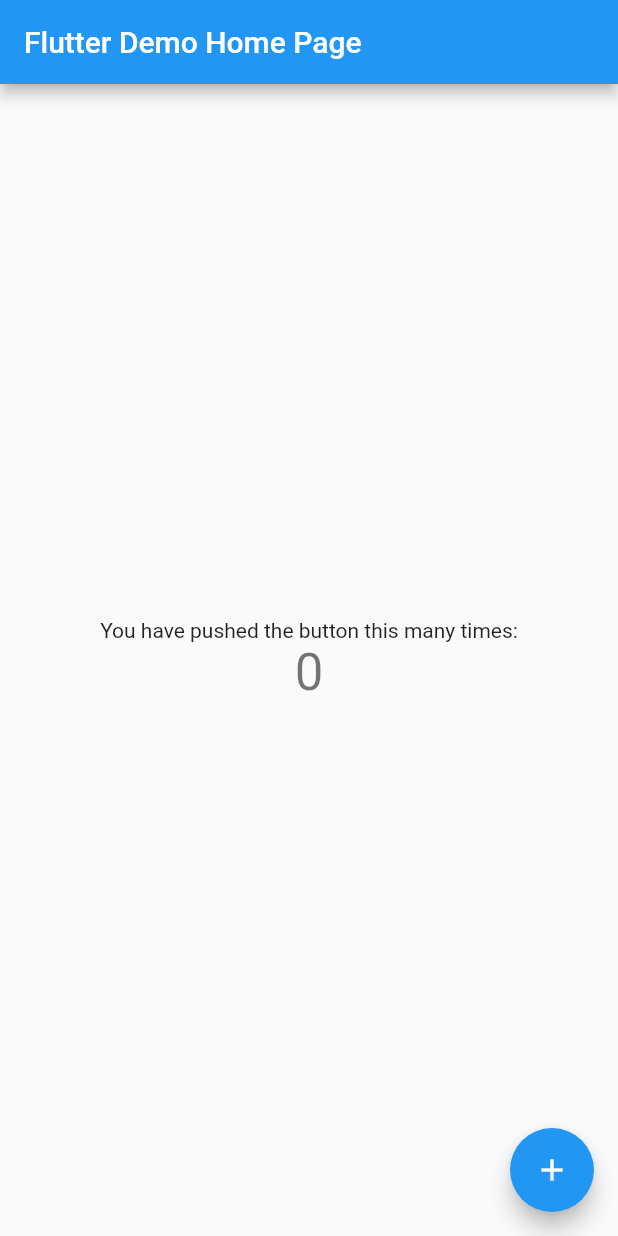
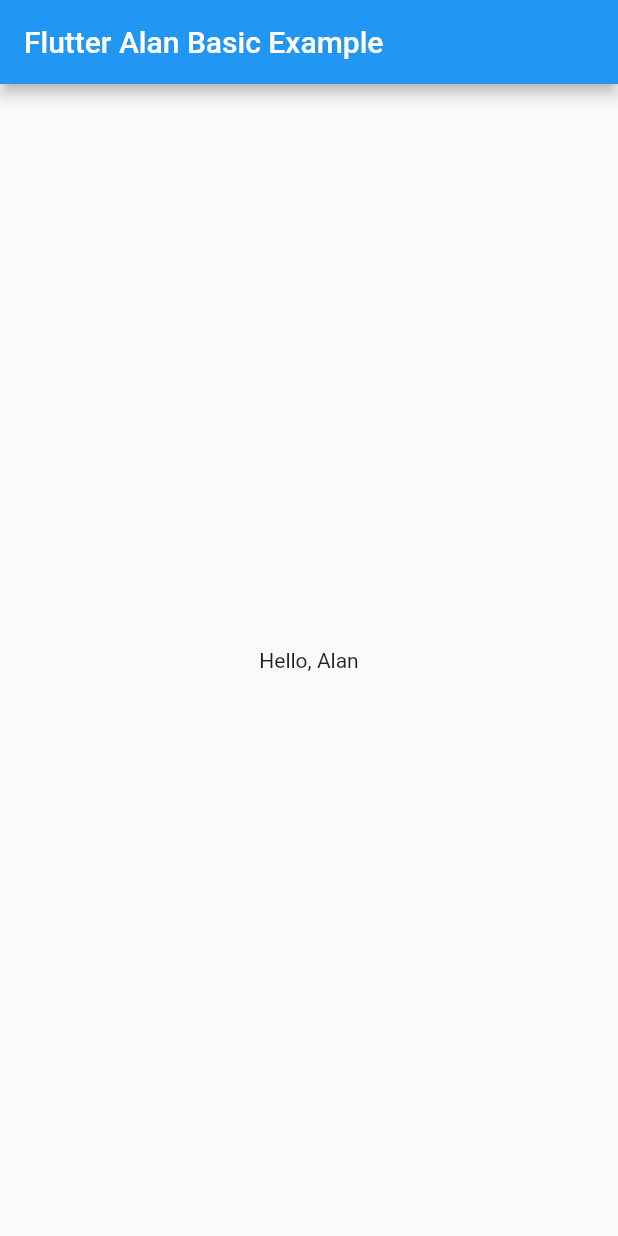
Before and after one commit to alan-ai/alan-sdk-flutter, a Flutter app: the screen it shows after launch, on a phone screen of 412 x 824 dp. Run offline on Flutter 3.47's test engine with Material 2 defaults, Android fonts, the phone set to English and light mode, and no system bars; our stand-ins replace package_info; missing offline and left inert: alan_voice.

Commit message:
Alan Basic example

```diff
--- a/examples/alan_simple_app/lib/main.dart
+++ b/examples/alan_simple_app/lib/main.dart
@@ -1,4 +1,5 @@
 import 'package:flutter/material.dart';
+import 'package:alan_voice/alan_voice.dart';
 
 void main() => runApp(MyApp());
 
@@ -7,7 +8,7 @@ class MyApp extends StatelessWidget {
   @override
   Widget build(BuildContext context) {
     return MaterialApp(
-      title: 'Flutter Demo',
+      title: 'Alan Basic Example',
       theme: ThemeData(
         // This is the theme of your application.
         //
@@ -20,7 +21,7 @@ class MyApp extends StatelessWidget {
         // is not restarted.
         primarySwatch: Colors.blue,
       ),
-      home: MyHomePage(title: 'Flutter Demo Home Page'),
+      home: MyHomePage(title: 'Flutter Alan Basic Example'),
     );
   }
 }
@@ -44,17 +45,12 @@ class MyHomePage extends StatefulWidget {
 }
 
 class _MyHomePageState extends State<MyHomePage> {
-  int _counter = 0;
 
-  void _incrementCounter() {
-    setState(() {
-      // This call to setState tells the Flutter framework that something has
-      // changed in this State, which causes it to rerun the build method below
-      // so that the display can reflect the updated values. If we changed
-      // _counter without calling setState(), then the build method would not be
-      // called again, and so nothing would appear to happen.
-      _counter++;
-    });
+  _MyHomePageState() {
+    //init Alan with sample project id
+    AlanVoice.addButton(
+        "314203787ccd9370974f1bf6b6929c1b2e956eca572e1d8b807a3e2338fdd0dc/prod"
+    );
   }
 
   @override
@@ -92,20 +88,11 @@ class _MyHomePageState extends State<MyHomePage> {
           mainAxisAlignment: MainAxisAlignment.center,
           children: <Widget>[
             Text(
-              'You have pushed the button this many times:',
-            ),
-            Text(
-              '$_counter',
-              style: Theme.of(context).textTheme.display1,
+              'Hello, Alan',
             ),
           ],
         ),
       ),
-      floatingActionButton: FloatingActionButton(
-        onPressed: _incrementCounter,
-        tooltip: 'Increment',
-        child: Icon(Icons.add),
-      ), // This trailing comma makes auto-formatting nicer for build methods.
     );
   }
 }
--- a/examples/alan_simple_app/pubspec.yaml
+++ b/examples/alan_simple_app/pubspec.yaml
@@ -23,6 +23,7 @@ dependencies:
   # The following adds the Cupertino Icons font to your application.
   # Use with the CupertinoIcons class for iOS style icons.
   cupertino_icons: ^0.1.2
+  alan_voice: 2.0.7
 
 dev_dependencies:
   flutter_test:
```
Also changed, not shown: examples/alan_simple_app/pubspec.lock, 1 other file.
